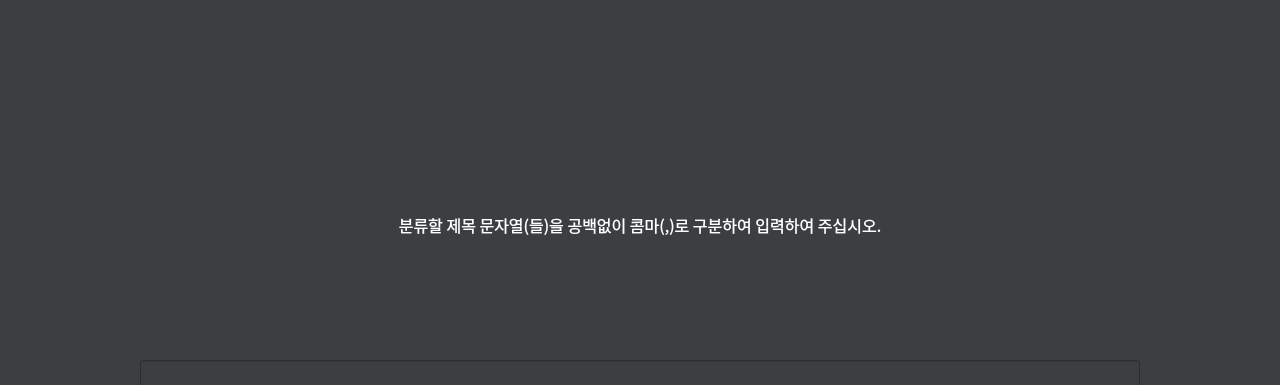
This is GUI/newwindow.ui in HaKaTaHan/Document_Classifier as Qt 5 draws it before an edit; both pictures show x 0 to 1280 and y 0 to 385 of the 1280 by 720 pixel window. The edited form follows.
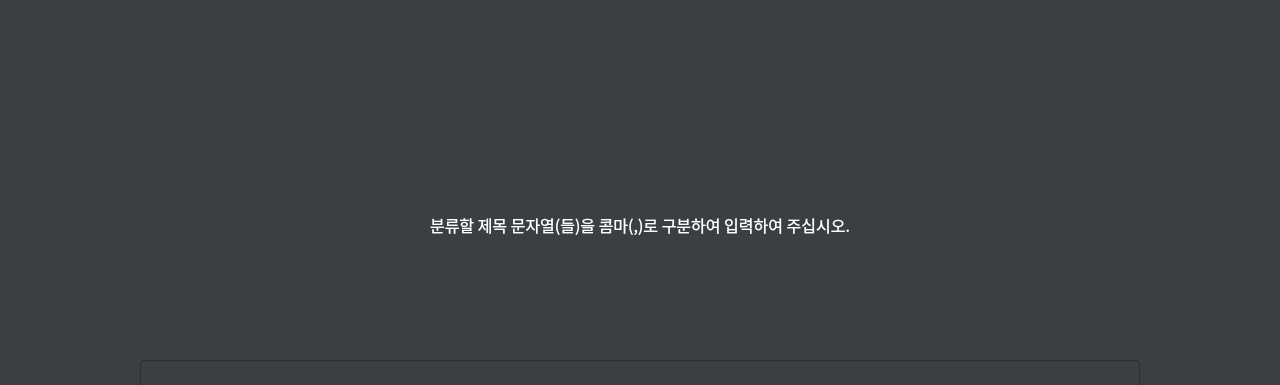
This is the edited form. The open tabs and pages were chosen to show the change. Icons and pictures are not drawn.

What changed in the file:
```diff
--- a/GUI/newwindow.ui
+++ b/GUI/newwindow.ui
@@ -535,7 +535,7 @@
       <string notr="true">color: rgb(255, 255, 255);</string>
      </property>
      <property name="text">
-      <string>분류할 제목 문자열(들)을 공백없이 콤마(,)로 구분하여 입력하여 주십시오.</string>
+      <string>분류할 제목 문자열(들)을 콤마(,)로 구분하여 입력하여 주십시오.</string>
      </property>
      <property name="alignment">
       <set>Qt::AlignCenter</set>
```
